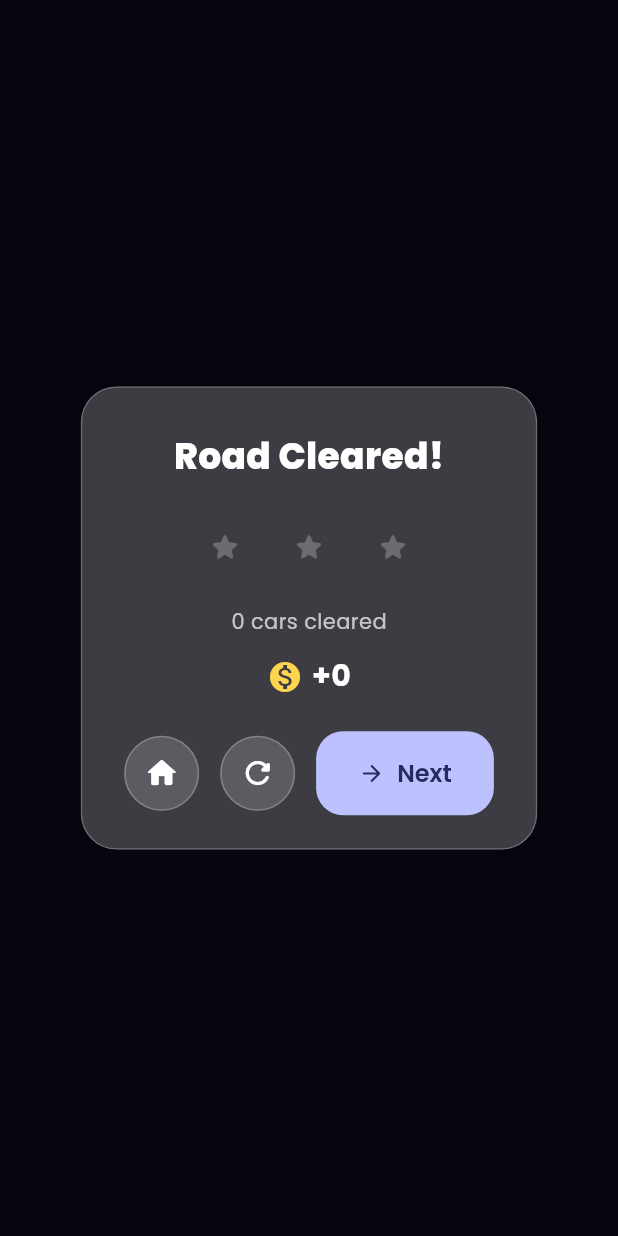
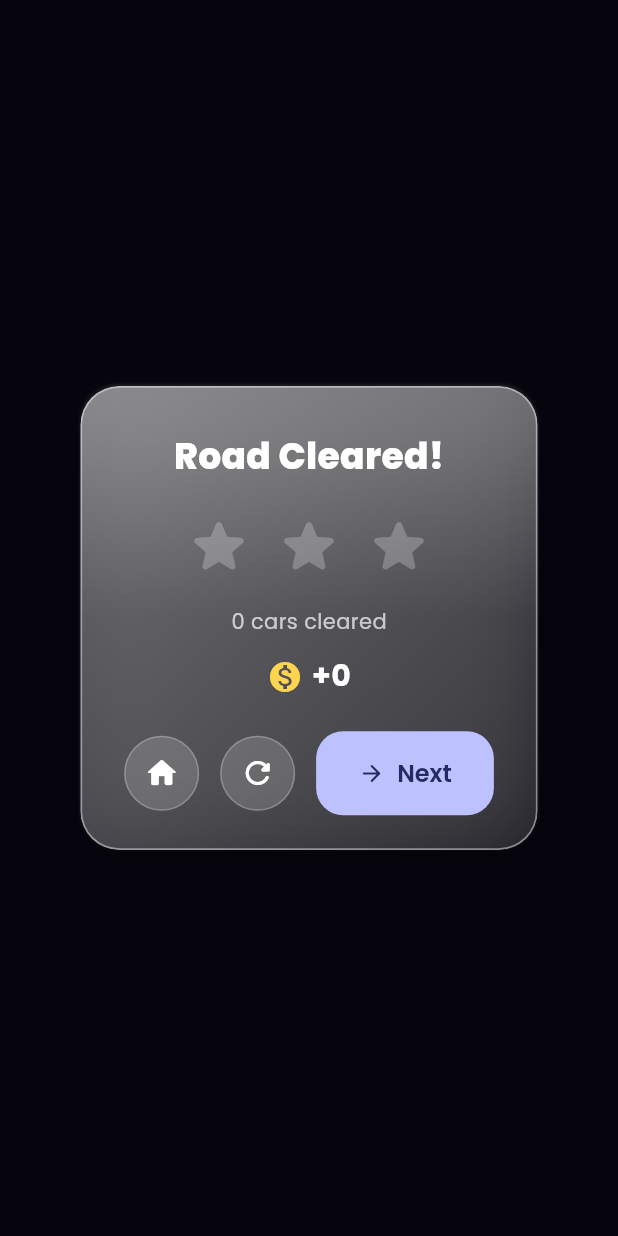
Before and after one commit to nortaip/puzzlegame, a Flutter app: the WinOverlay widget shown alone on an empty page, opened directly with empty values, on a phone screen of 412 x 824 dp. Run offline on Flutter 3.47's test engine with Material 3 defaults, Android fonts, the phone set to English and light mode, and no system bars; our stand-ins replace audioplayers, confetti, connectivity_plus, flutter_riverpod, google_fonts, google_mobile_ads and 4 more; accounts and stored records are empty.

Commit message:
Liquid-glass panels/modals; stars pop in one by one with a light haptic
- Reworked GlassPanel into an Apple-style "liquid glass" material: stronger
  backdrop blur, tinted gradient fill, glossy top sheen (foreground gradient),
  crisp light rim and a soft drop shadow. Used everywhere (HUD, menu, shop,
  win overlay) and the power-up bottom sheet is now glass too.
- Win overlay stars now reveal one at a time (staggered) with an elastic pop,
  a golden glow on earned stars, and a light haptic as each earned star lands.

```diff
--- a/lib/features/game/game_screen.dart
+++ b/lib/features/game/game_screen.dart
@@ -8,6 +8,7 @@ import '../../state/game_controller.dart';
 import '../../state/level_loader.dart';
 import '../../state/player_controller.dart';
 import '../../state/providers.dart';
+import '../../widgets/glass_panel.dart';
 import '../../widgets/gradient_background.dart';
 import '../shop/shop_screen.dart';
 import 'widgets/board_widget.dart';
@@ -229,13 +230,11 @@ class _GameScreenState extends ConsumerState<GameScreen> {
     return showModalBottomSheet<_Payoff>(
       context: context,
       backgroundColor: Colors.transparent,
-      builder: (ctx) => Container(
-        margin: const EdgeInsets.all(16),
-        padding: const EdgeInsets.all(20),
-        decoration: BoxDecoration(
-          color: const Color(0xFF1B1830),
-          borderRadius: BorderRadius.circular(24),
-        ),
+      builder: (ctx) => Padding(
+        padding: const EdgeInsets.fromLTRB(16, 0, 16, 24),
+        child: GlassPanel(
+          opacity: 0.18,
+          padding: const EdgeInsets.all(22),
           child: Column(
             mainAxisSize: MainAxisSize.min,
             children: [
@@ -259,6 +258,7 @@ class _GameScreenState extends ConsumerState<GameScreen> {
             ],
           ),
         ),
+      ),
     );
   }
 
--- a/lib/features/game/widgets/win_overlay.dart
+++ b/lib/features/game/widgets/win_overlay.dart
@@ -4,6 +4,7 @@ import 'package:confetti/confetti.dart';
 import 'package:flutter/material.dart';
 
 import '../../../core/constants/app_constants.dart';
+import '../../../core/utils/haptics.dart';
 import '../../../widgets/glass_panel.dart';
 
 /// Celebration shown when a level is solved: confetti burst, animated stars,
@@ -38,6 +39,22 @@ class _WinOverlayState extends State<WinOverlay>
     vsync: this,
     duration: AppConstants.screenTransition,
   )..forward();
+
+  /// How many star slots have popped in so far (revealed one by one).
+  int _revealed = 0;
+
+  @override
+  void initState() {
+    super.initState();
+    for (var i = 0; i < 3; i++) {
+      Future.delayed(Duration(milliseconds: 420 + i * 320), () {
+        if (!mounted) return;
+        setState(() => _revealed = i + 1);
+        // A light tap as each earned star lands.
+        if (i < widget.stars) Haptics.selection();
+      });
+    }
+  }
 
   @override
   void dispose() {
@@ -82,18 +99,31 @@ class _WinOverlayState extends State<WinOverlay>
                   mainAxisSize: MainAxisSize.min,
                   children: List.generate(3, (i) {
                     final earned = i < widget.stars;
-                    return TweenAnimationBuilder<double>(
-                      tween: Tween(begin: 0, end: earned ? 1 : 0.4),
-                      duration: Duration(milliseconds: 300 + i * 150),
+                    final shown = i < _revealed;
+                    return Padding(
+                      padding: const EdgeInsets.symmetric(horizontal: 2),
+                      child: AnimatedScale(
+                        duration: const Duration(milliseconds: 380),
                         curve: Curves.elasticOut,
-                      builder: (_, v, __) => Transform.scale(
-                        scale: v,
+                        scale: shown ? (earned ? 1.0 : 0.82) : 0.0,
+                        child: AnimatedOpacity(
+                          duration: const Duration(milliseconds: 200),
+                          opacity: shown ? 1.0 : 0.0,
                           child: Icon(
                             Icons.star_rounded,
                             size: 56,
                             color: earned
                                 ? const Color(0xFFFFD54F)
                                 : Colors.white24,
+                            shadows: earned
+                                ? [
+                                    const Shadow(
+                                      color: Color(0xAAFFD54F),
+                                      blurRadius: 16,
+                                    ),
+                                  ]
+                                : null,
+                          ),
                         ),
                       ),
                     );
--- a/lib/widgets/glass_panel.dart
+++ b/lib/widgets/glass_panel.dart
@@ -2,38 +2,84 @@ import 'dart:ui';
 
 import 'package:flutter/material.dart';
 
-/// A frosted-glass (glassmorphism) container used for HUD chips, dialogs and
-/// panels throughout the UI.
+/// A refined "liquid glass" container (à la Apple): a strong backdrop blur, a
+/// translucent tinted fill, a glossy top sheen, a crisp light rim and a soft
+/// drop shadow for depth. Used for HUD chips, dialogs, sheets and panels.
 class GlassPanel extends StatelessWidget {
   const GlassPanel({
     super.key,
     required this.child,
     this.padding = const EdgeInsets.all(16),
-    this.borderRadius = 24,
-    this.blur = 18,
-    this.opacity = 0.18,
+    this.borderRadius = 26,
+    this.blur = 24,
+    this.opacity = 0.16,
   });
 
   final Widget child;
   final EdgeInsetsGeometry padding;
   final double borderRadius;
   final double blur;
+
+  /// Base tint strength of the glass.
   final double opacity;
 
   @override
   Widget build(BuildContext context) {
-    return ClipRRect(
-      borderRadius: BorderRadius.circular(borderRadius),
+    final radius = BorderRadius.circular(borderRadius);
+    return DecoratedBox(
+      decoration: BoxDecoration(
+        borderRadius: radius,
+        boxShadow: [
+          BoxShadow(
+            color: Colors.black.withOpacity(0.28),
+            blurRadius: 24,
+            offset: const Offset(0, 14),
+          ),
+          // Faint top rim light.
+          BoxShadow(
+            color: Colors.white.withOpacity(0.10),
+            blurRadius: 1,
+            offset: const Offset(0, -1),
+          ),
+        ],
+      ),
+      child: ClipRRect(
+        borderRadius: radius,
         child: BackdropFilter(
           filter: ImageFilter.blur(sigmaX: blur, sigmaY: blur),
           child: Container(
             padding: padding,
             decoration: BoxDecoration(
-            color: Colors.white.withOpacity(opacity),
-            borderRadius: BorderRadius.circular(borderRadius),
-            border: Border.all(color: Colors.white.withOpacity(0.25)),
+              borderRadius: radius,
+              gradient: LinearGradient(
+                begin: Alignment.topLeft,
+                end: Alignment.bottomRight,
+                colors: [
+                  Colors.white.withOpacity(opacity + 0.16),
+                  Colors.white.withOpacity(opacity + 0.02),
+                  Colors.white.withOpacity(opacity * 0.5),
+                ],
+                stops: const [0.0, 0.5, 1.0],
+              ),
+              border: Border.all(
+                color: Colors.white.withOpacity(0.45),
+                width: 1.2,
+              ),
+            ),
+            // Glossy specular sheen drawn over the content's top edge.
+            foregroundDecoration: BoxDecoration(
+              borderRadius: radius,
+              gradient: LinearGradient(
+                begin: Alignment.topCenter,
+                end: Alignment.center,
+                colors: [
+                  Colors.white.withOpacity(0.22),
+                  Colors.white.withOpacity(0.0),
+                ],
+              ),
             ),
             child: child,
+          ),
         ),
       ),
     );
```
Lines whose indentation alone changed are shown as unchanged.
